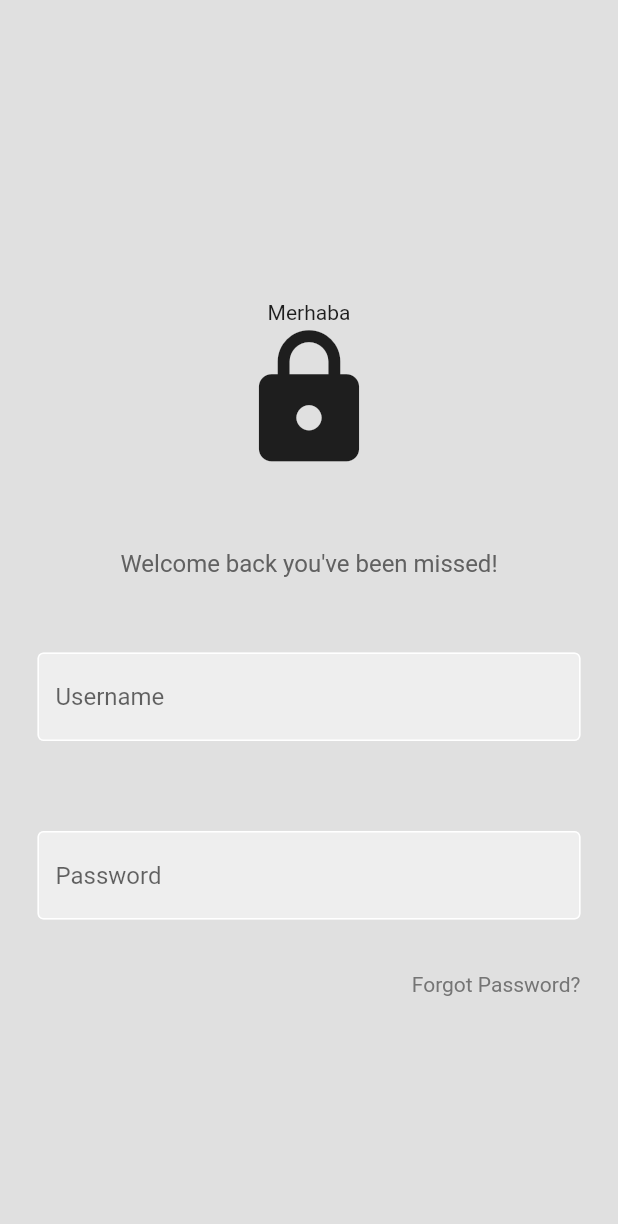
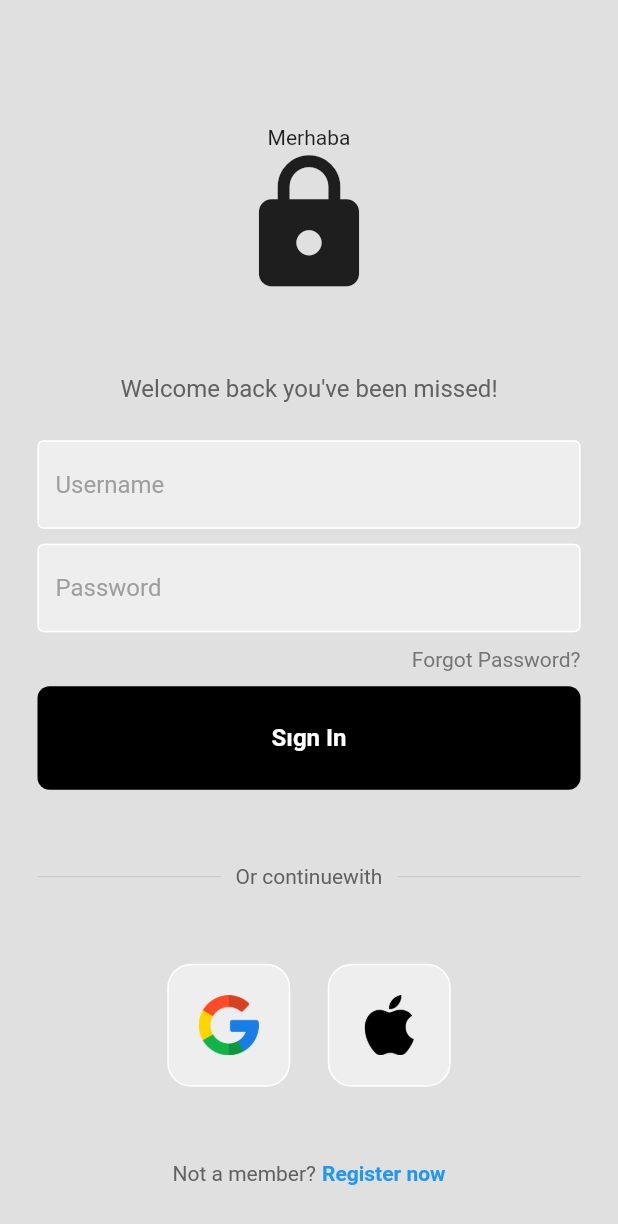
Before and after one commit to IsaTunahan/EverythingApp, a Flutter app: the screen it shows after launch, on a phone screen of 412 x 824 dp. Shown: the top 1224 px of the screen. Run offline on Flutter 3.47's test engine with Material 2 defaults, Android fonts, the phone set to English and light mode, and no system bars.

Commit message:
Eksik özellikler eklendi

```diff
--- /dev/null
+++ b/lib/components/my_button.dart
@@ -0,0 +1,32 @@
+import 'package:flutter/material.dart';
+
+class MyButton extends StatelessWidget {
+final Function()? onTap;
+
+  const MyButton({super.key, required this.onTap});
+
+  @override
+  Widget build(BuildContext context) {
+    return GestureDetector(
+      onTap: onTap,
+      child: Container(
+        padding: EdgeInsets.all(25),
+        margin: EdgeInsets.symmetric(horizontal: 25),
+        decoration: BoxDecoration(
+          color: Colors.black,
+          borderRadius: BorderRadius.circular(8),
+        ),
+        child: const Center(
+          child: Text(
+            "Sıgn In",
+            style: TextStyle(
+              color: Colors.white,
+              fontWeight: FontWeight.bold,
+              fontSize: 16,
+            ),
+          ),
+        ),
+      ),
+    );
+  }
+}
--- a/lib/components/my_textfield.dart
+++ b/lib/components/my_textfield.dart
@@ -12,7 +12,7 @@
   @override
   Widget build(BuildContext context) {
     return Padding(
-      padding: const EdgeInsets.all(25.0),
+      padding: const EdgeInsets.symmetric(horizontal: 25.0),
       child: TextField(
         controller: controller,
         obscureText: obscureText,
@@ -28,6 +28,7 @@
           fillColor: Colors.grey[200],
           filled: true,
           hintText: hintText,
+          hintStyle: TextStyle(color: Colors.grey[500]),
         ),
       ),
     );
--- /dev/null
+++ b/lib/components/square_tile.dart
@@ -0,0 +1,25 @@
+import 'package:flutter/material.dart';
+
+class SquareTile extends StatelessWidget {
+  final String imagePath;
+  const SquareTile({
+    super.key,
+    required this.imagePath,
+  });
+
+  @override
+  Widget build(BuildContext context) {
+    return Container(
+      padding: EdgeInsets.all(20),
+      decoration: BoxDecoration(
+        border: Border.all(color: Colors.white),
+        borderRadius: BorderRadius.circular(16),
+        color: Colors.grey[200],
+      ),
+      child: Image.asset(
+        imagePath,
+        height: 40,
+      ),
+    );
+  }
+}
--- a/lib/main.dart
+++ b/lib/main.dart
@@ -1,4 +1,6 @@
+import 'package:everything_app/components/my_button.dart';
 import 'package:everything_app/components/my_textfield.dart';
+import 'package:everything_app/components/square_tile.dart';
 import 'package:flutter/material.dart';
 
 void main() {
@@ -21,6 +23,9 @@
   // text editing controllers
   final usernameController = TextEditingController();
   final passwordConttoller = TextEditingController();
+
+  //sign user in method
+  void signUserIn() {}
 
   @override
   Widget build(BuildContext context) {
@@ -74,7 +79,7 @@
 
               //forgot password
               Padding(
-                padding: const EdgeInsets.symmetric(horizontal:25.0),
+                padding: const EdgeInsets.symmetric(horizontal: 25.0),
                 child: Row(
                   mainAxisAlignment: MainAxisAlignment.end,
                   children: [
@@ -89,6 +94,80 @@
                 height: 10,
               ),
               //sign in button
+              MyButton(
+                onTap: signUserIn,
+              ),
+              const SizedBox(
+                height: 50,
+              ),
+              Padding(
+                padding: const EdgeInsets.symmetric(horizontal: 25.0),
+                child: Row(
+                  children: [
+                    Expanded(
+                      child: Divider(
+                        thickness: 0.5,
+                        color: Colors.grey[400],
+                      ),
+                    ),
+                    Padding(
+                      padding: const EdgeInsets.symmetric(horizontal: 10.0),
+                      child: Text(
+                        'Or continuewith',
+                        style: TextStyle(color: Colors.grey[700]),
+                      ),
+                    ),
+                    Expanded(
+                      child: Divider(
+                        thickness: 0.5,
+                        color: Colors.grey[400],
+                      ),
+                    ),
+                  ],
+                ),
+              ),
+              const SizedBox(
+                height: 50,
+              ),
+
+              //google + apple logo
+              Row(
+                mainAxisAlignment: MainAxisAlignment.center,
+                children: const [
+                  SquareTile(
+                    imagePath: 'lib/images/google.png',
+                  ),
+                  SizedBox(
+                    width: 25,
+                  ),
+                  SquareTile(
+                    imagePath: 'lib/images/apple.png',
+                  ),
+                ],
+              ),
+              const SizedBox(
+                height: 50,
+              ),
+              //not a member? register
+              Row(
+                mainAxisAlignment: MainAxisAlignment.center,
+                children: [
+                   Text(
+                    'Not a member?',
+                    style: TextStyle(color: Colors.grey[700]),
+                  ),
+                  const SizedBox(
+                    width: 4,
+                  ),
+                   const Text(
+                    'Register now',
+                    style: TextStyle(
+                      color: Colors.blue,
+                      fontWeight: FontWeight.bold,
+                    ),
+                  ),
+                ],
+              )
             ],
           ),
         ),
--- a/pubspec.yaml
+++ b/pubspec.yaml
@@ -59,8 +59,9 @@
   uses-material-design: true
 
   # To add assets to your application, add an assets section, like this:
-assets:
-- lib/images/
+  assets:
+   - lib/images/
+
   #   - images/a_dot_burr.jpeg
   #   - images/a_dot_ham.jpeg
 
```
Also changed, not shown: lib/images/icon_flutter.png (added).
